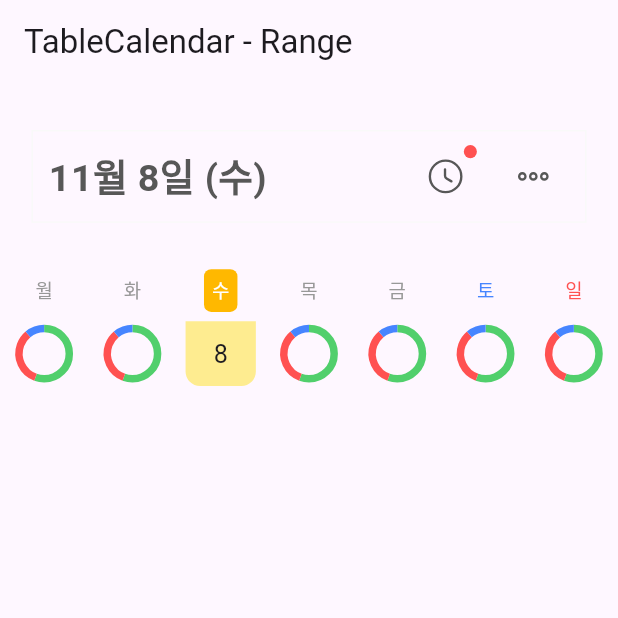
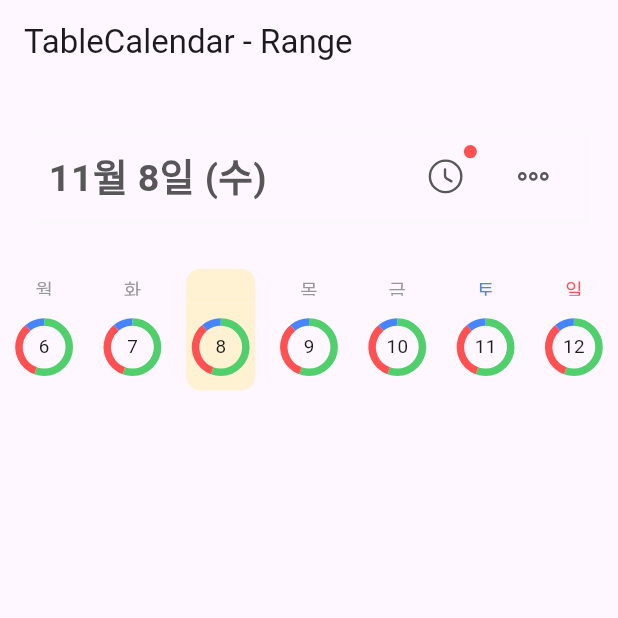
Before and after one commit to bottle-ari/peep_todo_flutter, a Flutter app: the screen it shows after launch, on a phone screen of 412 x 824 dp, the top half of it. Run offline on Flutter 3.47's test engine with Material 3 defaults, Android fonts, the phone set to English and light mode, and no system bars; drawn by our look-alikes of table_calendar; our stand-ins replace flutter_screenutil, flutter_svg, get, reorderables; missing offline and left inert: dart:ffi; Roboto replaces fonts that are missing (Pretendard); project files that could hold a hidden picture were left out.

Commit message:
[FEAT] fix peep_week_calendar & add palette.dart

```diff
--- a/lib/app/theme/palette.dart
+++ b/lib/app/theme/palette.dart
@@ -5,6 +5,7 @@ class Palette {
   static const Color peepYellow300 = Color(0xFFFFCE50);
   static const Color peepYellow200 = Color(0xFFFFDD6F);
   static const Color peepYellow100 = Color(0xFFFEEC90);
+  static const Color peepYellow50 = Color(0xFFFFF2D2);
 
   static const Color peepGray500 = Color(0xFF575757);
   static const Color peepGray400 = Color(0xFF989898);
--- a/lib/app/views/main/widget/peep_week_calendar_bar.dart
+++ b/lib/app/views/main/widget/peep_week_calendar_bar.dart
@@ -27,14 +27,14 @@ class ringPainter extends CustomPainter {
 
   @override
   void paint(Canvas canvas, Size size) {
-    final double total = 9/2;
+    final double total = 9 / 2;
 
-    final double startAngle = -pi/2;
+    final double startAngle = -pi / 2;
 
     double currentAngle = startAngle;
 
     for (int rank in itemRanks) {
-      final sweepAngle = ( (itemCounts[rank-1]/ total) * pi ); // 아이템 수에 따른 각도
+      final sweepAngle = ((itemCounts[rank - 1] / total) * pi); // 아이템 수에 따른 각도
       final rect = Rect.fromCircle(
         center: Offset(size.width / 2, size.height / 2),
         radius: size.width / 2,
@@ -57,7 +57,6 @@ class ringPainter extends CustomPainter {
   }
 }
 
-
 class PeepWeekCalendarBar extends StatelessWidget {
   final WeekCalendarController calendarController =
       Get.put(WeekCalendarController());
@@ -72,39 +71,49 @@ class PeepWeekCalendarBar extends StatelessWidget {
     required this.onTapClock,
   }) : super(key: key);
 
-
   Widget customDowBuilder(BuildContext context, DateTime day) {
     final text = DateFormat.E('ko_KR').format(day);
+    final isSelected = calendarController.selectedDay.value;
     final isToday = isSameDay(day, calendarController.toDay.value);
-    if (isToday) {
     return Center(
-        child: Container(
+      child: Stack(
+        children: [
+          if (isToday)
+            if (isSameDay(day, isSelected))
+              Container(
+                width: 44.w, // Container의 너비
+                height: 40.h, // Container의 높이
+                decoration: BoxDecoration(
+                  color: Palette.peepYellow50,
+                  borderRadius: BorderRadius.only(
+                    topLeft: Radius.circular(AppValues.smallRadius),
+                    topRight: Radius.circular(AppValues.smallRadius),
+                  ),
+                ),
+              )
+            else
+              Container(
                 decoration: BoxDecoration(
                   color: Palette.peepYellow400, // 배경색 설정
                   borderRadius:
                       BorderRadius.circular(AppValues.tinyRadius), // 모서리 라운딩 설정
                 ),
                 padding: EdgeInsets.all(AppValues.innerMargin), // 텍스트 주위의 여백 설정
-          child: Text(
-            text,
-            style: PeepTextStyle.regularXS(color: Palette.peepWhite),
+                child: Text(text,
+                    style: PeepTextStyle.boldXS(color: Palette.peepWhite)),
+              )
+          else
+            Container(
+              padding: EdgeInsets.all(AppValues.innerMargin), // 텍스트 주위의 여백 설정
+              child: Text(text,
+                  style: day.weekday == DateTime.sunday
+                      ? PeepTextStyle.regularXS(color: Palette.peepRed)
+                      : day.weekday == DateTime.saturday
+                          ? PeepTextStyle.regularXS(color: Palette.peepBlue)
+                          : PeepTextStyle.regularXS(
+                              color: Palette.peepGray400)),
             ),
-        ),
-      );
-    } else if (day.weekday == DateTime.sunday) {
-      return dayOfWeekDecorate(text, Palette.peepRed);
-    } else if (day.weekday == DateTime.saturday) {
-      return dayOfWeekDecorate(text, Palette.peepBlue);
-    } else {
-      return dayOfWeekDecorate(text, Palette.peepGray400);
-    }
-  }
-
-  Widget dayOfWeekDecorate(text, Color color) {
-    return Center(
-      child: Text(
-        text,
-        style: PeepTextStyle.regularXS(color: color),
+        ],
       ),
     );
   }
@@ -123,15 +132,73 @@ class PeepWeekCalendarBar extends StatelessWidget {
       appBar: AppBar(
         title: Text('TableCalendar - Range'),
       ),
-      body: Obx(() =>
-          TableCalendar(
+      body: Obx(() => TableCalendar(
             calendarBuilders: CalendarBuilders(
+              outsideBuilder: (context, day, focusedDay) {
+                return Center(
+                  child: Stack(
+                    alignment: Alignment.center,
+                    children: [
+                      //CustomPaint(
+                      //  size: Size(32.w, 32.h),
+                      //  painter: ringPainter(itemRanks, itemColors, itemCounts),
+                      //),
+                      Text(
+                        DateFormat.d().format(day),
+                        style:
+                            PeepTextStyle.regularXS(color: Palette.peepGray400),
+                      ),
+                    ],
+                  ),
+                );
+              },
+              selectedBuilder: (context, day, selectedDay) {
+                return Center(
+                  child: Stack(
+                    alignment: Alignment.center,
+                    children: [
+                      Container(
+                        width: 44.w, // Container의 너비
+                        height: 70.h, // Container의 높이
+                        decoration: BoxDecoration(
+                          color: Palette.peepYellow50,
+                          borderRadius: BorderRadius.only(
+                            bottomLeft: Radius.circular(AppValues.smallRadius),
+                            bottomRight: Radius.circular(AppValues.smallRadius),
+                          ),
+                        ),
+                      ),
+                      CustomPaint(
+                        size: Size(32.w, 32.h), // CustomPaint의 크기 고정
+                        painter: ringPainter(itemRanks, itemColors, itemCounts),
+                      ),
+                      Center(
+                        child: Text(
+                          DateFormat.d().format(selectedDay),
+                          style:
+                              PeepTextStyle.regularXS(color: Palette.peepBlack),
+                        ),
+                      ),
+                    ],
+                  ),
+                );
+              },
               dowBuilder: customDowBuilder,
               defaultBuilder: (context, day, focusedDay) {
                 return Center(
-                  child: CustomPaint(
+                  child: Stack(
+                    alignment: Alignment.center,
+                    children: [
+                      CustomPaint(
                         size: Size(32.w, 32.h),
                         painter: ringPainter(itemRanks, itemColors, itemCounts),
+                      ),
+                      Text(
+                        DateFormat.d().format(day),
+                        style:
+                            PeepTextStyle.regularXS(color: Palette.peepBlack),
+                      ),
+                    ],
                   ),
                 );
               },
@@ -212,8 +279,8 @@ class PeepWeekCalendarBar extends StatelessWidget {
                 //decoration: Decoration()
 
                 ),
-            daysOfWeekHeight: 30.h,
-            rowHeight: 57.h,
+            daysOfWeekHeight: 24.h,
+            rowHeight: 60.h,
             locale: 'ko_KR',
             firstDay: DateTime.utc(2023, 1, 1),
             lastDay: DateTime.utc(2023, 12, 31),
```
Lines whose indentation alone changed are shown as unchanged.
